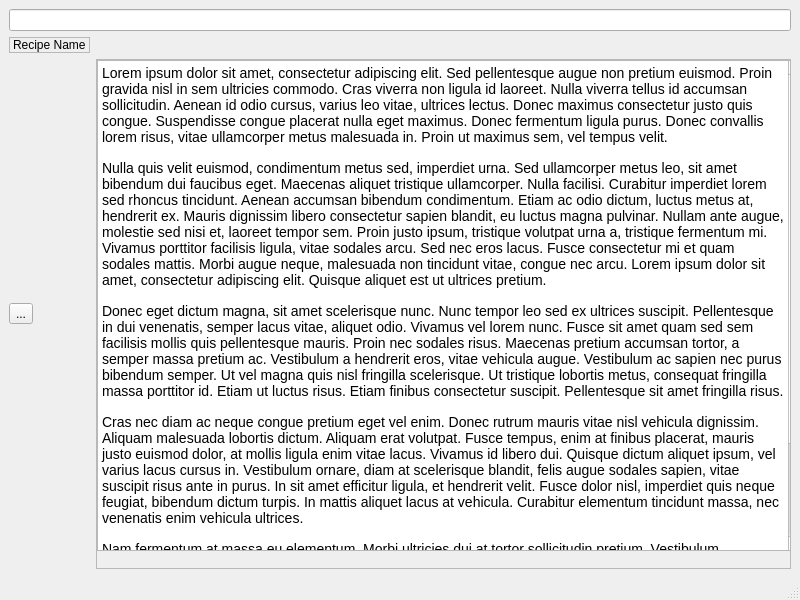
This is mainwindow.ui in oakwoodwolf/CS4076_project as Qt 5 draws it before an edit. The edited form follows.
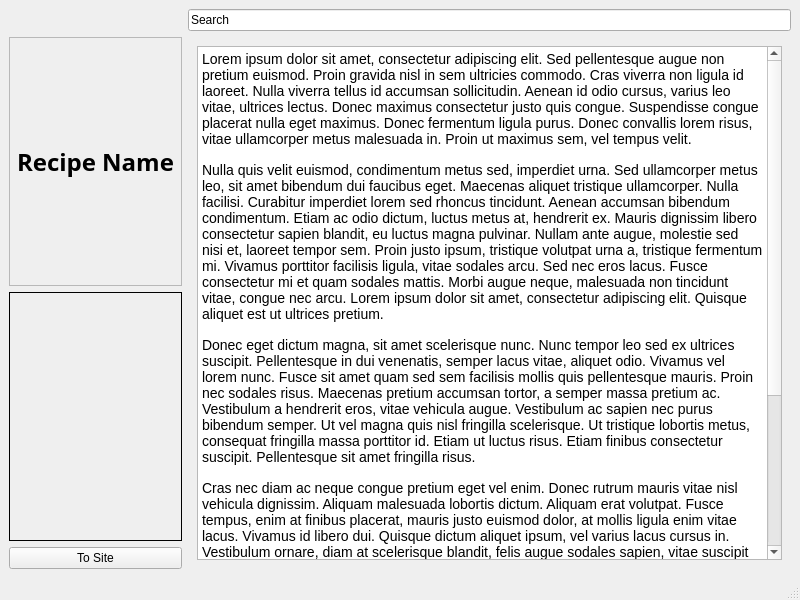
This is the edited form.

Commit message: adding button functionality

```diff
--- a/mainwindow.ui
+++ b/mainwindow.ui
@@ -15,8 +15,22 @@
   </property>
   <widget class="QWidget" name="centralwidget">
    <layout class="QGridLayout" name="gridLayout_3">
+    <item row="0" column="1">
+     <widget class="QLineEdit" name="lineEdit">
+      <property name="text">
+       <string>Search</string>
+      </property>
+     </widget>
+    </item>
     <item row="1" column="0">
-     <widget class="QLabel" name="label">
+     <widget class="QLabel" name="recipeName">
+      <property name="font">
+       <font>
+        <family>Arial Black</family>
+        <pointsize>18</pointsize>
+        <bold>true</bold>
+       </font>
+      </property>
       <property name="frameShape">
        <enum>QFrame::StyledPanel</enum>
       </property>
@@ -28,34 +42,46 @@
       </property>
      </widget>
     </item>
-    <item row="0" column="0" colspan="2">
-     <widget class="QLineEdit" name="lineEdit"/>
-    </item>
-    <item row="2" column="1">
-     <widget class="QScrollArea" name="scrollArea">
+    <item row="1" column="1" rowspan="3">
+     <widget class="QScrollArea" name="RecipeDesc">
+      <property name="enabled">
+       <bool>true</bool>
+      </property>
+      <property name="minimumSize">
+       <size>
+        <width>32</width>
+        <height>32</height>
+       </size>
+      </property>
+      <property name="maximumSize">
+       <size>
+        <width>16777213</width>
+        <height>16777215</height>
+       </size>
+      </property>
+      <property name="frameShape">
+       <enum>QFrame::NoFrame</enum>
+      </property>
       <property name="widgetResizable">
        <bool>true</bool>
       </property>
+      <property name="alignment">
+       <set>Qt::AlignRight|Qt::AlignTrailing|Qt::AlignVCenter</set>
+      </property>
       <widget class="QWidget" name="scrollAreaWidgetContents_2">
        <property name="geometry">
         <rect>
          <x>0</x>
          <y>0</y>
-         <width>696</width>
-         <height>485</height>
+         <width>584</width>
+         <height>511</height>
         </rect>
        </property>
-       <widget class="QTextBrowser" name="textBrowser">
-        <property name="geometry">
-         <rect>
-          <x>0</x>
-          <y>0</y>
-          <width>706</width>
-          <height>491</height>
-         </rect>
-        </property>
-        <property name="html">
-         <string>&lt;!DOCTYPE HTML PUBLIC &quot;-//W3C//DTD HTML 4.0//EN&quot; &quot;http://www.w3.org/TR/REC-html40/strict.dtd&quot;&gt;
+       <layout class="QGridLayout" name="gridLayout_4">
+        <item row="0" column="0">
+         <widget class="QTextBrowser" name="textBrowser">
+          <property name="html">
+           <string>&lt;!DOCTYPE HTML PUBLIC &quot;-//W3C//DTD HTML 4.0//EN&quot; &quot;http://www.w3.org/TR/REC-html40/strict.dtd&quot;&gt;
 &lt;html&gt;&lt;head&gt;&lt;meta name=&quot;qrichtext&quot; content=&quot;1&quot; /&gt;&lt;meta charset=&quot;utf-8&quot; /&gt;&lt;style type=&quot;text/css&quot;&gt;
 p, li { white-space: pre-wrap; }
 hr { height: 1px; border-width: 0; }
@@ -67,15 +93,27 @@
 &lt;p style=&quot; margin-top:0px; margin-bottom:15px; margin-left:0px; margin-right:0px; -qt-block-indent:0; text-indent:0px; background-color:#ffffff;&quot;&gt;&lt;span style=&quot; font-family:'Open Sans','Arial','sans-serif'; font-size:14px; color:#000000; background-color:#ffffff;&quot;&gt;Donec eget dictum magna, sit amet scelerisque nunc. Nunc tempor leo sed ex ultrices suscipit. Pellentesque in dui venenatis, semper lacus vitae, aliquet odio. Vivamus vel lorem nunc. Fusce sit amet quam sed sem facilisis mollis quis pellentesque mauris. Proin nec sodales risus. Maecenas pretium accumsan tortor, a semper massa pretium ac. Vestibulum a hendrerit eros, vitae vehicula augue. Vestibulum ac sapien nec purus bibendum semper. Ut vel magna quis nisl fringilla scelerisque. Ut tristique lobortis metus, consequat fringilla massa porttitor id. Etiam ut luctus risus. Etiam finibus consectetur suscipit. Pellentesque sit amet fringilla risus.&lt;/span&gt;&lt;/p&gt;
 &lt;p style=&quot; margin-top:0px; margin-bottom:15px; margin-left:0px; margin-right:0px; -qt-block-indent:0; text-indent:0px; background-color:#ffffff;&quot;&gt;&lt;span style=&quot; font-family:'Open Sans','Arial','sans-serif'; font-size:14px; color:#000000; background-color:#ffffff;&quot;&gt;Cras nec diam ac neque congue pretium eget vel enim. Donec rutrum mauris vitae nisl vehicula dignissim. Aliquam malesuada lobortis dictum. Aliquam erat volutpat. Fusce tempus, enim at finibus placerat, mauris justo euismod dolor, at mollis ligula enim vitae lacus. Vivamus id libero dui. Quisque dictum aliquet ipsum, vel varius lacus cursus in. Vestibulum ornare, diam at scelerisque blandit, felis augue sodales sapien, vitae suscipit risus ante in purus. In sit amet efficitur ligula, et hendrerit velit. Fusce dolor nisl, imperdiet quis neque feugiat, bibendum dictum turpis. In mattis aliquet lacus at vehicula. Curabitur elementum tincidunt massa, nec venenatis enim vehicula ultrices.&lt;/span&gt;&lt;/p&gt;
 &lt;p style=&quot; margin-top:0px; margin-bottom:15px; margin-left:0px; margin-right:0px; -qt-block-indent:0; text-indent:0px; background-color:#ffffff;&quot;&gt;&lt;span style=&quot; font-family:'Open Sans','Arial','sans-serif'; font-size:14px; color:#000000; background-color:#ffffff;&quot;&gt;Nam fermentum at massa eu elementum. Morbi ultricies dui at tortor sollicitudin pretium. Vestibulum condimentum vestibulum lorem, et congue diam placerat in. Duis suscipit lectus lectus, vel gravida diam maximus quis. Vivamus pretium purus a sem sagittis, nec molestie arcu consectetur. Proin cursus dui non sapien congue sollicitudin. Fusce ac tincidunt tellus. Curabitur pulvinar placerat rutrum. Phasellus congue accumsan urna ac consequat. Pellentesque pellentesque sapien ultrices facilisis consectetur. Quisque molestie lectus ut erat rhoncus faucibus. Nulla feugiat, massa porttitor malesuada ullamcorper, elit massa suscipit tortor, in volutpat neque nibh quis elit. Pellentesque congue magna a nunc scelerisque, nec ullamcorper nulla consequat. Quisque et risus et nunc tincidunt posuere nec a lorem. Curabitur gravida.&lt;/span&gt;&lt;/p&gt;&lt;/body&gt;&lt;/html&gt;</string>
-        </property>
-       </widget>
+          </property>
+         </widget>
+        </item>
+       </layout>
       </widget>
      </widget>
     </item>
     <item row="2" column="0">
-     <widget class="QToolButton" name="toolButton">
+     <widget class="QLabel" name="recipeImage">
+      <property name="frameShape">
+       <enum>QFrame::Box</enum>
+      </property>
       <property name="text">
-       <string>...</string>
+       <string/>
+      </property>
+     </widget>
+    </item>
+    <item row="3" column="0">
+     <widget class="QPushButton" name="pushButton">
+      <property name="text">
+       <string>To Site</string>
       </property>
      </widget>
     </item>
```
The commit also changes 3 other files.
